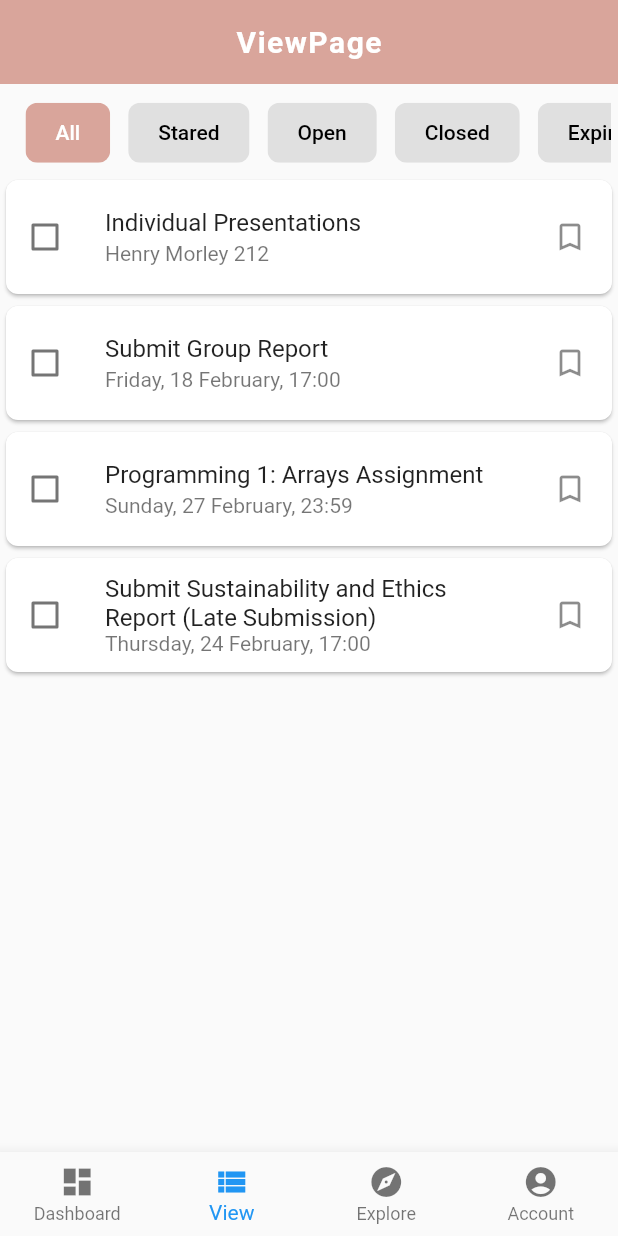
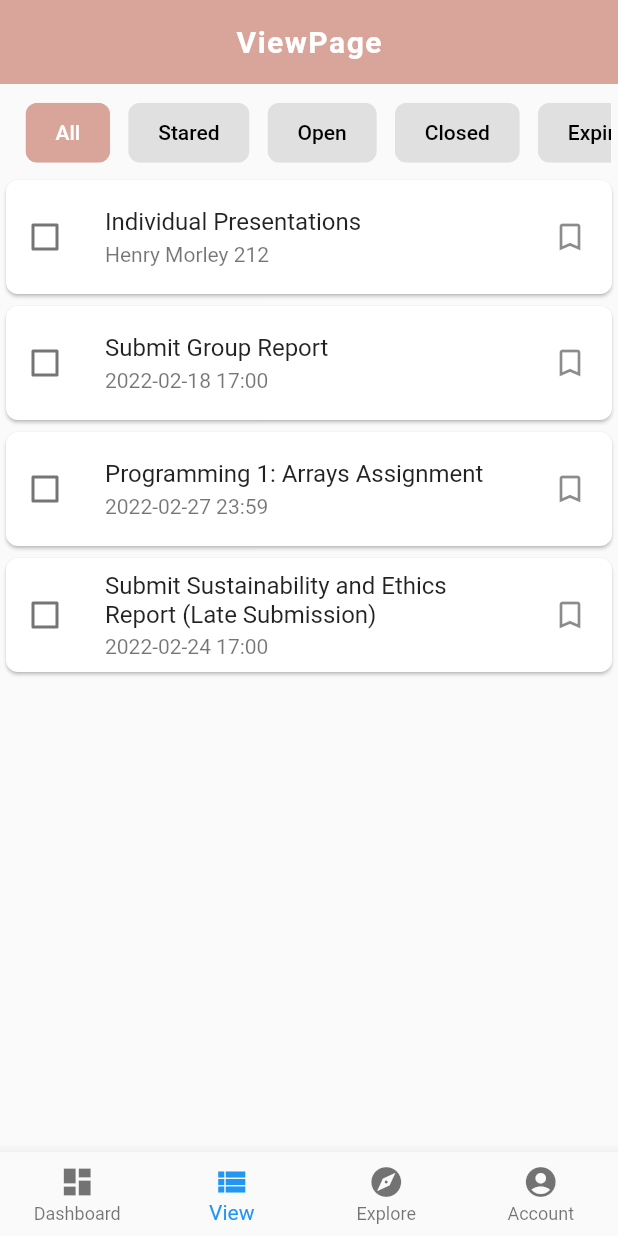
Before and after one commit to davidli218/W-Tasks, a Flutter app: the screen it shows after launch, item 2 of the bottom bar chosen, on a phone screen of 412 x 824 dp. Run offline on Flutter 3.47's test engine with Material 2 defaults, Android fonts, the phone set to English and light mode, and no system bars.

Commit message:
Update Data/event.dart

```diff
--- a/lib/Data/event.dart
+++ b/lib/Data/event.dart
@@ -1,29 +1,33 @@
-import 'package:flutter/material.dart';
+class Event {
+  Event(this.title, this.deadLine, {this.place = ''});
 
-class Event {
   String title;
-  String subtitle;
-  Icon icon;
+  DateTime deadLine;
+  String place;
+
   bool isImportant = false;
   bool isFinished = false;
-
-  Event(
-    this.title,
-    this.subtitle, {
-    this.icon = const Icon(Icons.task),
-  });
 }
 
 class EventList {
   final List<Event> _eventList = <Event>[
-    Event("Individual Presentations", "Henry Morley 212",
-        icon: const Icon(Icons.present_to_all, color: Colors.green)),
-    Event("Submit Group Report", "Friday, 18 February, 17:00",
-        icon: const Icon(Icons.assessment, color: Colors.blue)),
-    Event("Programming 1: Arrays Assignment", "Sunday, 27 February, 23:59",
-        icon: const Icon(Icons.my_library_books, color: Colors.red)),
-    Event("Submit Sustainability and Ethics Report (Late Submission)",
-        "Thursday, 24 February, 17:00")
+    Event(
+      "Individual Presentations",
+      DateTime.utc(2022, 2, 15, 12),
+      place: "Henry Morley 212",
+    ),
+    Event(
+      "Submit Group Report",
+      DateTime.utc(2022, 2, 18, 17),
+    ),
+    Event(
+      "Programming 1: Arrays Assignment",
+      DateTime.utc(2022, 2, 27, 23, 59),
+    ),
+    Event(
+      "Submit Sustainability and Ethics Report (Late Submission)",
+      DateTime.utc(2022, 2, 24, 17),
+    )
   ];
 
   get eventList {
--- a/lib/Screen/view_screen/widgets/task_tile.dart
+++ b/lib/Screen/view_screen/widgets/task_tile.dart
@@ -12,6 +12,14 @@ class TaskTile extends StatefulWidget {
 }
 
 class _TaskTileState extends State<TaskTile> {
+  String _formatTime(DateTime time) {
+    return "${time.year.toString()}"
+        "-${time.month.toString().padLeft(2, '0')}"
+        "-${time.day.toString().padLeft(2, '0')}"
+        " ${time.hour.toString().padLeft(2, '0')}"
+        ":${time.minute.toString().padLeft(2, '0')}";
+  }
+
   @override
   Widget build(BuildContext context) {
     return Card(
@@ -38,12 +46,17 @@ class _TaskTileState extends State<TaskTile> {
                     : TextDecoration.none,
               ),
             ),
-            subtitle: Text(
-              widget.event.subtitle,
-              style: TextStyle(
-                decoration: widget.event.isFinished
-                    ? TextDecoration.lineThrough
-                    : TextDecoration.none,
+            subtitle: Padding(
+              padding: const EdgeInsets.only(top: 4.0),
+              child: Text(
+                widget.event.place.isEmpty
+                    ? _formatTime(widget.event.deadLine)
+                    : widget.event.place,
+                style: TextStyle(
+                  decoration: widget.event.isFinished
+                      ? TextDecoration.lineThrough
+                      : TextDecoration.none,
+                ),
               ),
             ),
             leading: Checkbox(
```
